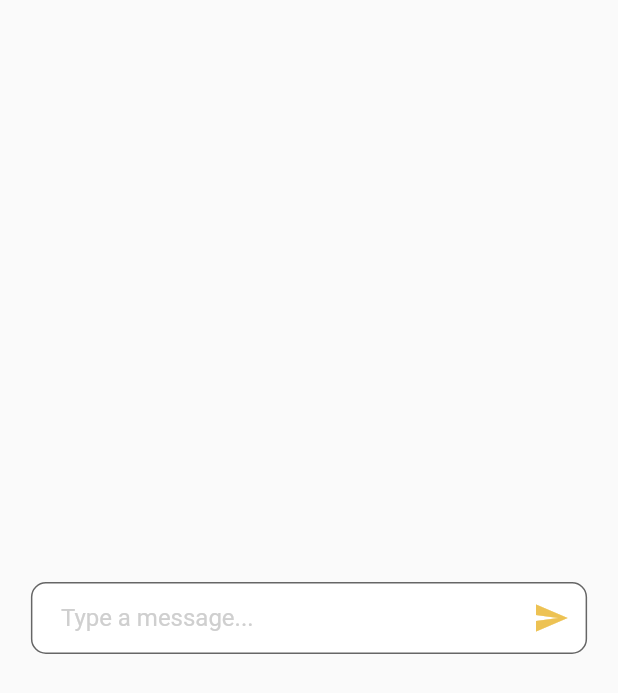
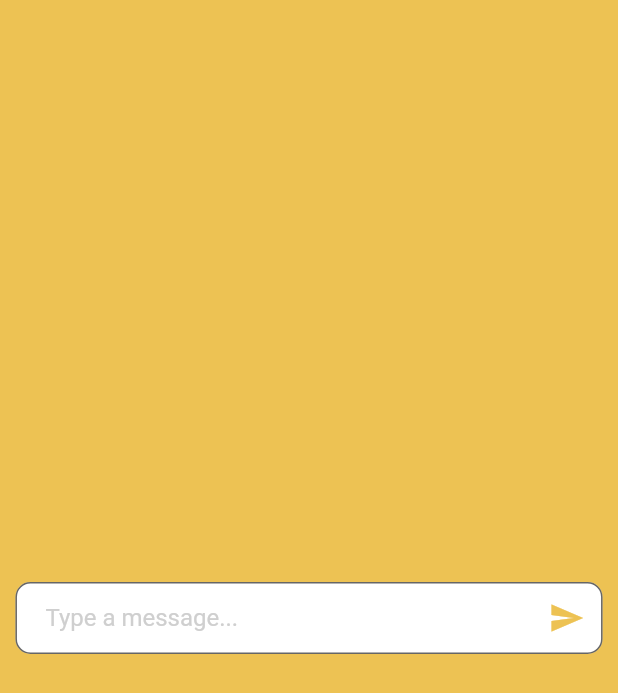
Before and after one commit to int-pro-2/dekcare-frontend, a Flutter app: the MessageBox widget shown alone on an empty page, opened directly, on a phone screen of 412 x 824 dp. Shown: the top 693 px of the screen. Run offline on Flutter 3.47's test engine with Material 2 defaults, Android fonts, the phone set to English and light mode, and no system bars; our stand-ins replace bottom_navy_bar, dio, dotted_decoration, shared_preferences; missing offline and left inert: dart:ffi, flutter_vant_kit; accounts and stored records are empty.

Commit message:
[UPDATE] : Individual chat screen

```diff
--- a/lib/components/chat/chatPreviewCard.dart
+++ b/lib/components/chat/chatPreviewCard.dart
@@ -17,7 +17,7 @@ class _chatPreviewCardState extends State<chatPreviewCard> {
     return Padding(
       padding: const EdgeInsets.symmetric(vertical: 10.0),
       child: Container(
-          height: height * 0.15,
+          height: 125,
           width: width * 0.95,
           child: MaterialButton(
             child: DecoratedBox(
--- a/lib/components/chat/messageBox.dart
+++ b/lib/components/chat/messageBox.dart
@@ -9,11 +9,13 @@ class MessageBox extends StatelessWidget {
   Widget build(BuildContext context) {
     double width = MediaQuery.of(context).size.width;
     double height = MediaQuery.of(context).size.height;
-    return Padding(
-      padding: const EdgeInsets.symmetric(vertical: 20.0),
+    return Container(
+      color: yellowPrimary,
+      child: Padding(
+        padding: const EdgeInsets.symmetric(vertical: 10.0),
         child: Center(
           child: Container(
-          width: width * 0.9,
+            width: width * 0.95,
             child: TextField(
               cursorColor: yellowPrimary,
               decoration: InputDecoration(
@@ -38,6 +40,7 @@ class MessageBox extends StatelessWidget {
             ),
           ),
         ),
+      ),
     );
   }
 }
--- a/lib/screens/individualChatScreen.dart
+++ b/lib/screens/individualChatScreen.dart
@@ -1,5 +1,6 @@
 import 'package:dekcare_frontend/components/chat/chatHeader.dart';
 import 'package:dekcare_frontend/components/chat/messageBox.dart';
+import 'package:dekcare_frontend/components/chat/messageBubble.dart';
 import 'package:dekcare_frontend/components/constants.dart';
 import 'package:flutter/material.dart';
 
@@ -12,6 +13,18 @@ class IndividualChatScreen extends StatefulWidget {
 }
 
 class _IndividualChatScreenState extends State<IndividualChatScreen> {
+  List<bool> mockChat = [
+    true,
+    false,
+    true,
+    false,
+    true,
+    true,
+    false,
+    false,
+    false
+  ];
+
   @override
   Widget build(BuildContext context) {
     double width = MediaQuery.of(context).size.width;
@@ -29,19 +42,27 @@ class _IndividualChatScreenState extends State<IndividualChatScreen> {
                 contextFromPage: context),
             preferredSize: Size.fromHeight(height * 0.12),
           ),
-          body: Column(
+          body: Padding(
+            padding: const EdgeInsets.only(top: 20.0),
+            child: Column(
               mainAxisAlignment: MainAxisAlignment.spaceBetween,
               children: [
-              SingleChildScrollView(
+                Expanded(
+                  child: SingleChildScrollView(
                       child: ListView.builder(
                           physics: NeverScrollableScrollPhysics(),
                           shrinkWrap: true,
-                      itemCount: 15,
+                          itemCount: mockChat.length,
                           itemBuilder: (context, index) {
-                        return Text("This is mock up data");
+                            return MessageBubble(
+                              isOwner: mockChat[index],
+                              datetime: 'เมื่อวาน 22:08',
+                            );
                           })),
+                ),
                 MessageBox()
               ],
+            ),
           ),
         ));
   }
```
Also changed, not shown: lib/components/chat/emptyCard.dart (added, +50 -0 lines), lib/components/chat/messageBubble.dart (added, +125 -0 lines), lib/components/consult/consultCard.dart (+5 -3 lines), lib/screens/mainChatScreen.dart (+20 -10 lines). Lines whose indentation alone changed are shown as unchanged.
